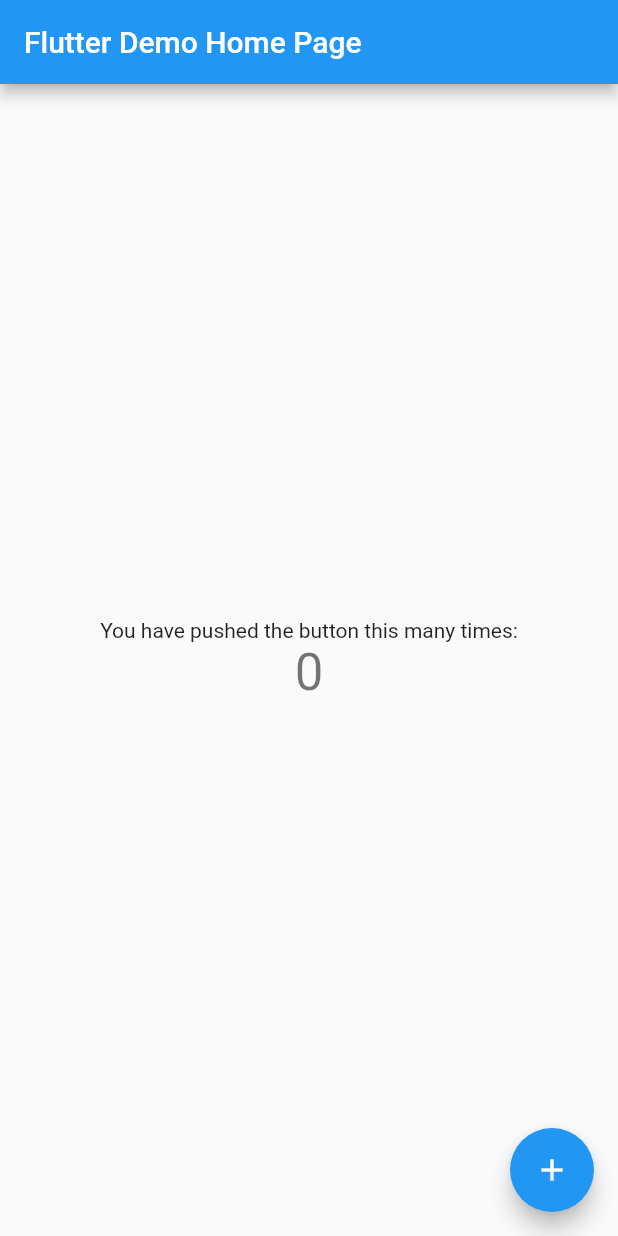
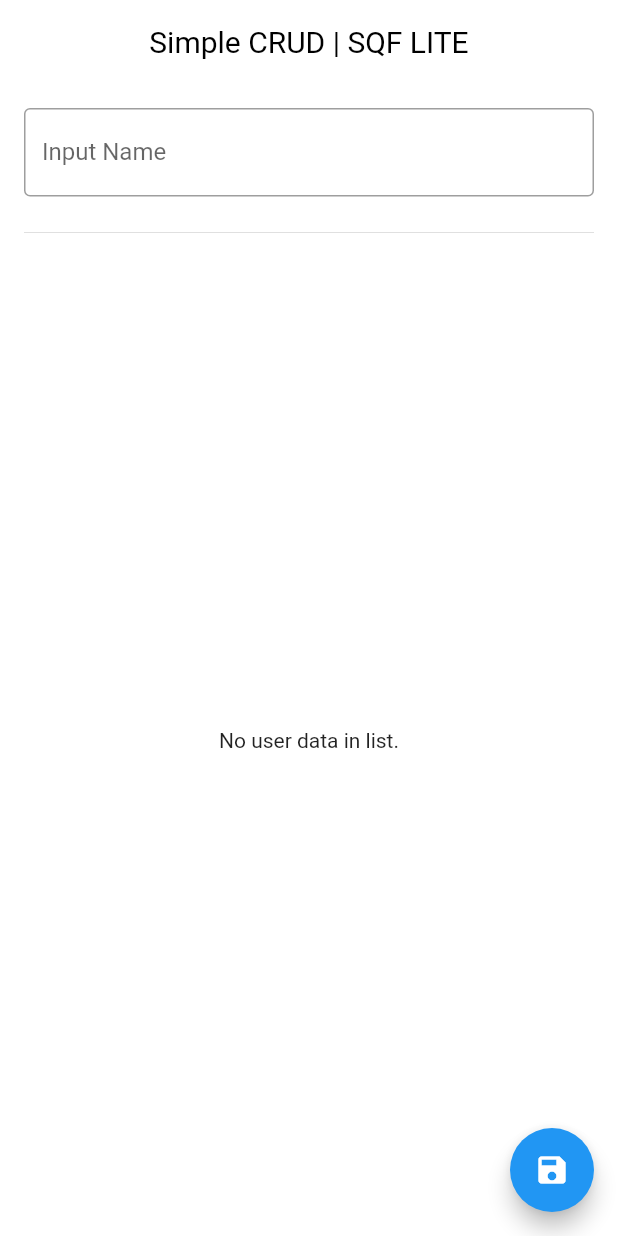
Before and after one commit to im-o/flutter-crud-sqflite, a Flutter app: the screen it shows after launch, on a phone screen of 412 x 824 dp. Run offline on Flutter 3.47's test engine with Material 2 defaults, Android fonts, the phone set to English and light mode, and no system bars; our stand-ins replace sqflite; accounts and stored records are empty.

Commit message:
:label: presentation layer | set data to view

```diff
--- a/lib/main.dart
+++ b/lib/main.dart
@@ -1,113 +1,7 @@
+import 'package:crud_sqlite_sqflite/views/page_home.dart';
 import 'package:flutter/material.dart';
 
 void main() {
-  runApp(MyApp());
+  WidgetsFlutterBinding.ensureInitialized();
+  runApp(PageHome());
 }
-
-class MyApp extends StatelessWidget {
-  // This widget is the root of your application.
-  @override
-  Widget build(BuildContext context) {
-    return MaterialApp(
-      title: 'Flutter Demo',
-      theme: ThemeData(
-        // This is the theme of your application.
-        //
-        // Try running your application with "flutter run". You'll see the
-        // application has a blue toolbar. Then, without quitting the app, try
-        // changing the primarySwatch below to Colors.green and then invoke
-        // "hot reload" (press "r" in the console where you ran "flutter run",
-        // or simply save your changes to "hot reload" in a Flutter IDE).
-        // Notice that the counter didn't reset back to zero; the application
-        // is not restarted.
-        primarySwatch: Colors.blue,
-      ),
-      home: MyHomePage(title: 'Flutter Demo Home Page'),
-    );
-  }
-}
-
-class MyHomePage extends StatefulWidget {
-  MyHomePage({Key? key, required this.title}) : super(key: key);
-
-  // This widget is the home page of your application. It is stateful, meaning
-  // that it has a State object (defined below) that contains fields that affect
-  // how it looks.
-
-  // This class is the configuration for the state. It holds the values (in this
-  // case the title) provided by the parent (in this case the App widget) and
-  // used by the build method of the State. Fields in a Widget subclass are
-  // always marked "final".
-
-  final String title;
-
-  @override
-  _MyHomePageState createState() => _MyHomePageState();
-}
-
-class _MyHomePageState extends State<MyHomePage> {
-  int _counter = 0;
-
-  void _incrementCounter() {
-    setState(() {
-      // This call to setState tells the Flutter framework that something has
-      // changed in this State, which causes it to rerun the build method below
-      // so that the display can reflect the updated values. If we changed
-      // _counter without calling setState(), then the build method would not be
-      // called again, and so nothing would appear to happen.
-      _counter++;
-    });
-  }
-
-  @override
-  Widget build(BuildContext context) {
-    // This method is rerun every time setState is called, for instance as done
-    // by the _incrementCounter method above.
-    //
-    // The Flutter framework has been optimized to make rerunning build methods
-    // fast, so that you can just rebuild anything that needs updating rather
-    // than having to individually change instances of widgets.
-    return Scaffold(
-      appBar: AppBar(
-        // Here we take the value from the MyHomePage object that was created by
-        // the App.build method, and use it to set our appbar title.
-        title: Text(widget.title),
-      ),
-      body: Center(
-        // Center is a layout widget. It takes a single child and positions it
-        // in the middle of the parent.
-        child: Column(
-          // Column is also a layout widget. It takes a list of children and
-          // arranges them vertically. By default, it sizes itself to fit its
-          // children horizontally, and tries to be as tall as its parent.
-          //
-          // Invoke "debug painting" (press "p" in the console, choose the
-          // "Toggle Debug Paint" action from the Flutter Inspector in Android
-          // Studio, or the "Toggle Debug Paint" command in Visual Studio Code)
-          // to see the wireframe for each widget.
-          //
-          // Column has various properties to control how it sizes itself and
-          // how it positions its children. Here we use mainAxisAlignment to
-          // center the children vertically; the main axis here is the vertical
-          // axis because Columns are vertical (the cross axis would be
-          // horizontal).
-          mainAxisAlignment: MainAxisAlignment.center,
-          children: <Widget>[
-            Text(
-              'You have pushed the button this many times:',
-            ),
-            Text(
-              '$_counter',
-              style: Theme.of(context).textTheme.headline4,
-            ),
-          ],
-        ),
-      ),
-      floatingActionButton: FloatingActionButton(
-        onPressed: _incrementCounter,
-        tooltip: 'Increment',
-        child: Icon(Icons.add),
-      ), // This trailing comma makes auto-formatting nicer for build methods.
-    );
-  }
-}
--- /dev/null
+++ b/lib/views/page_home.dart
@@ -0,0 +1,121 @@
+import 'package:crud_sqlite_sqflite/data/db/database_helper.dart';
+import 'package:crud_sqlite_sqflite/data/models/user.dart';
+import 'package:crud_sqlite_sqflite/themes/app_theme.dart';
+import 'package:flutter/material.dart';
+
+class PageHome extends StatefulWidget {
+  const PageHome({Key? key}) : super(key: key);
+
+  @override
+  _PageHomeState createState() => _PageHomeState();
+}
+
+class _PageHomeState extends State<PageHome> {
+  int? selectedId;
+  final textController = TextEditingController();
+
+  @override
+  Widget build(BuildContext context) {
+    return MaterialApp(
+      theme: AppTheme.light,
+      debugShowCheckedModeBanner: false,
+      home: _home(context),
+    );
+  }
+
+  Widget _home(context) {
+    return Scaffold(
+      appBar: AppBar(
+        title: Center(child: Text("Simple CRUD | SQF LITE")),
+      ),
+      body: Column(
+        mainAxisAlignment: MainAxisAlignment.spaceAround,
+        children: [
+          Padding(
+            padding: const EdgeInsets.all(16.0),
+            child: TextFormField(
+              controller: textController,
+              cursorColor: Theme.of(context).accentColor,
+              decoration: InputDecoration(
+                labelText: 'Input Name',
+                border: OutlineInputBorder(),
+              ),
+            ),
+          ),
+          Padding(
+            padding: const EdgeInsets.symmetric(horizontal: 16.0),
+            child: Divider(
+              color: Colors.grey[250],
+            ),
+          ),
+          Expanded(
+            child: FutureBuilder<List<User>>(
+                future: DatabaseHelper.instance.getUsers(),
+                builder:
+                    (BuildContext context, AsyncSnapshot<List<User>> snapshot) {
+                  if (!snapshot.hasData) {
+                    return Center(child: Text("Loading..."));
+                  }
+                  return snapshot.data!.isEmpty
+                      ? Center(child: Text("No user data in list."))
+                      : ListView(
+                          padding: EdgeInsets.all(16.0),
+                          children: snapshot.data!.map((user) {
+                            return Center(
+                              child: Card(
+                                color: selectedId == user.id
+                                    ? Colors.white70
+                                    : Colors.white,
+                                elevation: 3.0,
+                                child: ListTile(
+                                  title: Text(user.name),
+                                  onTap: () {
+                                    setState(() {
+                                      if (selectedId == user.id) {
+                                        textController.text = "";
+                                        selectedId = null;
+                                      } else {
+                                        textController.text = user.name;
+                                        selectedId = user.id;
+                                      }
+                                    });
+                                  },
+                                  onLongPress: () {
+                                    setState(() {
+                                      selectedId = null;
+                                      textController.clear();
+                                      DatabaseHelper.instance
+                                          .remove(user.id ?? 0);
+                                    });
+                                  },
+                                ),
+                              ),
+                            );
+                          }).toList(),
+                        );
+                }),
+          )
+        ],
+      ),
+      floatingActionButton: Theme(
+        data: Theme.of(context).copyWith(splashColor: Colors.yellow),
+        child: FloatingActionButton(
+          onPressed: () async {
+            selectedId != null
+                ? await DatabaseHelper.instance.update(
+                    User(id: selectedId, name: textController.text),
+                  )
+                : await DatabaseHelper.instance.add(
+                    User(name: textController.text),
+                  );
+            setState(() {
+              selectedId = null;
+              textController.clear();
+            });
+          },
+          child: const Icon(Icons.save, color: Colors.white),
+        ),
+      ),
+    );
+  }
+}
```
Also changed, not shown: 1 other file.
